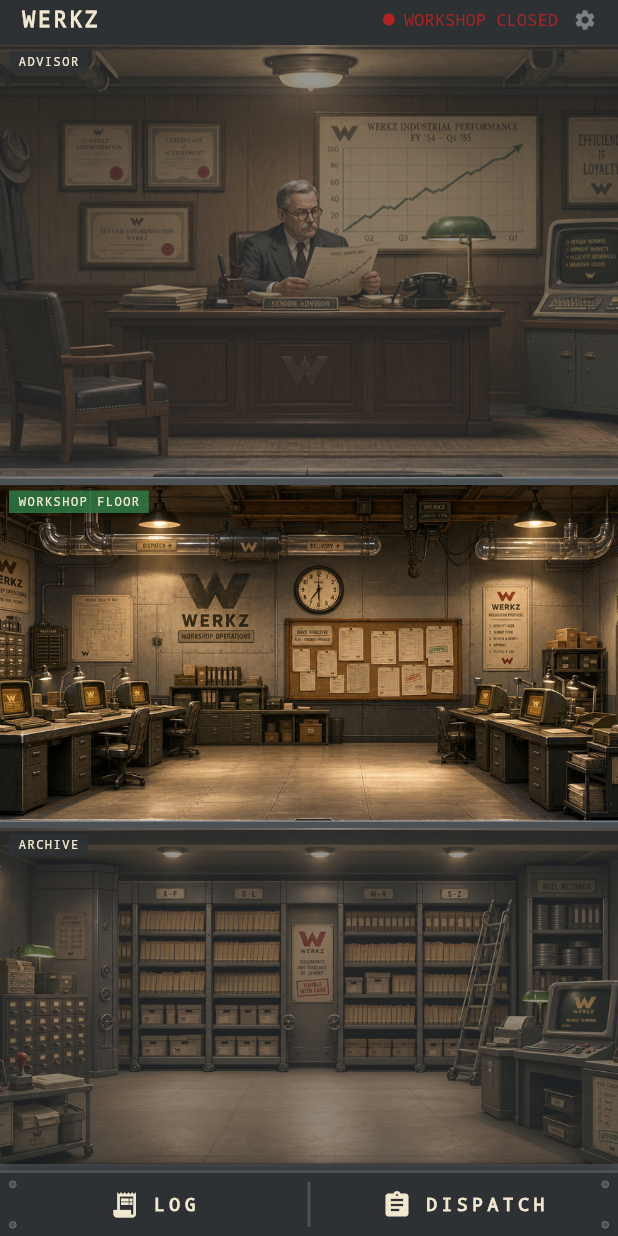
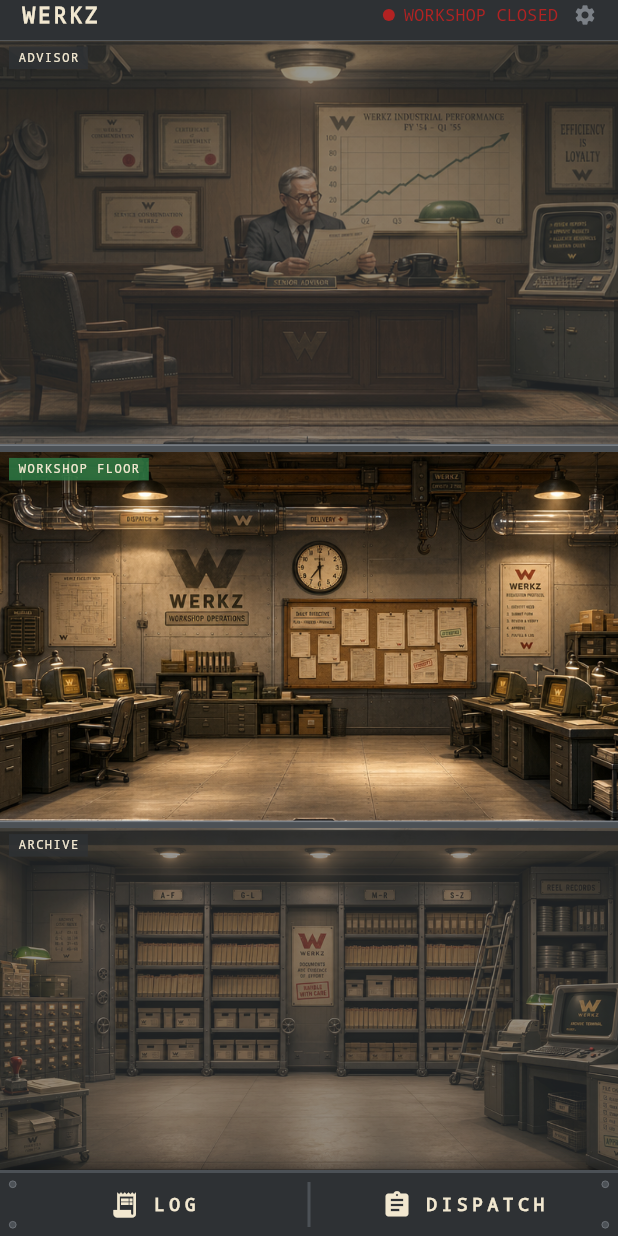
Before and after one commit to appforconDev/werkz, a Flutter app: the HomeScreen screen opened directly, on a phone screen of 412 x 824 dp. Run offline on Flutter 3.47's test engine with Material 3 defaults, Android fonts, the phone set to English and light mode, and no system bars; our stand-ins replace audioplayers, flutter_riverpod, flutter_secure_storage; missing offline and left inert: mobile_scanner; accounts and stored records are empty.

Commit message:
feat(app): codify final layout as device-independent ratios (task 18 A)
Rickard tuned the spacing on-device (iPhone 12) and read the numbers
back. Codified as RATIO WEIGHTS, not absolute pixels: StackedWorkshop
distributes the available content height in the advisor 241 : workshop
220 : archive 204 proportion via LayoutBuilder, so the same look fills an
SE, a 12, or a Pro Max. A per-storey roomMinHeight (160) floor means a
small screen degrades to scroll, not squish; when nothing is floored the
storeys fill exactly (no scroll, no gap).

- LayoutTuning defaults now the shipped values: app-bar gap 0, advisor
  band-y -1.0, workshop band-y +0.06, ratios 241/220/204, all cover.
- debug panel stays (height sliders relabeled "ratio", min-height slider
  added) so it matches shipped values.
- multi-device goldens at 375x667 (SE), 390x844 (12), 430x932 (Pro Max),
  all viewed — fill in the same proportions.

The 16->18A layout arc is closed: tune-on-device + express as ratios,
not remote constant-guessing.

40 app tests (+2 device goldens), analyze clean.

Co-Authored-By: Claude Fable 5 <noreply@anthropic.com>

```diff
--- a/app/lib/src/ui/widgets/stacked_workshop.dart
+++ b/app/lib/src/ui/widgets/stacked_workshop.dart
@@ -1,3 +1,4 @@
+import 'dart:math' as math;
 import 'package:flutter/material.dart';
 import 'package:flutter_riverpod/flutter_riverpod.dart';
 import '../../state/layout_tuning.dart';
@@ -30,24 +31,36 @@ class StackedWorkshop extends ConsumerWidget {
   @override
   Widget build(BuildContext context, WidgetRef ref) {
     final t = ref.watch(layoutTuningProvider);
-    final order = <(String room, String asset, String label, RoomFit fit, double align, double height, double seamAbove)>[
+    final order = <(String room, String asset, String label, RoomFit fit, double align, double weight, double seamAbove)>[
       ('advisors-office', 'assets/art/advisors-office.png', 'ADVISOR', t.advisorFit, t.alignAdvisorY, t.advisorHeight, 0),
       ('workshop-floor', 'assets/art/workshop-floor.png', 'WORKSHOP FLOOR', t.workshopFit, t.alignWorkshopY, t.workshopHeight, t.seamAdvisorFloor),
       ('archive', 'assets/art/archive.png', 'ARCHIVE', t.archiveFit, t.alignArchiveY, t.archiveHeight, t.seamFloorArchive),
     ];
+    final sumW = order.fold<double>(0, (s, r) => s + r.$6);
+    final sumSeams = order.fold<double>(0, (s, r) => s + r.$7);
 
     return Container(
       color: Werkz.gunmetal,
-      child: SingleChildScrollView(
+      child: LayoutBuilder(
+        builder: (context, constraints) {
+          // Distribute the available content height by the room RATIOS (task 18 A);
+          // each storey is floored at roomMinHeight so a small screen scrolls
+          // instead of squishing. When nothing is floored the storeys fill exactly
+          // (no scroll, no gap) at whatever proportions Rickard tuned.
+          final forRooms = math.max(0.0, constraints.maxHeight - sumSeams);
+          double heightFor(double weight) =>
+              math.max(t.roomMinHeight, sumW == 0 ? 0 : forRooms * weight / sumW);
+
+          return SingleChildScrollView(
             padding: EdgeInsets.only(bottom: scrollPadding),
             child: Column(
               children: [
                 for (var i = 0; i < order.length; i++) ...[
-              // Explicit, IDENTICAL treatment at every seam (task 15 C3): a steel
-              // bar with a lit top edge. Height is per-seam tunable.
+                  // Explicit, IDENTICAL treatment at every seam (task 15 C3): a
+                  // steel bar with a lit top edge. Height is per-seam tunable.
                   if (i > 0) _FloorSlab(height: order[i].$7),
                   SizedBox(
-                height: order[i].$6,
+                    height: heightFor(order[i].$6),
                     child: _RoomPanel(
                       asset: order[i].$2,
                       label: order[i].$3,
@@ -60,6 +73,8 @@ class StackedWorkshop extends ConsumerWidget {
                 ],
               ],
             ),
+          );
+        },
       ),
     );
   }
```
Also changed, not shown: app/lib/src/state/layout_tuning.dart (+22 -9 lines), app/lib/src/ui/widgets/layout_tuning_panel.dart (+7 -5 lines), 14 other files. Lines whose indentation alone changed are shown as unchanged.
